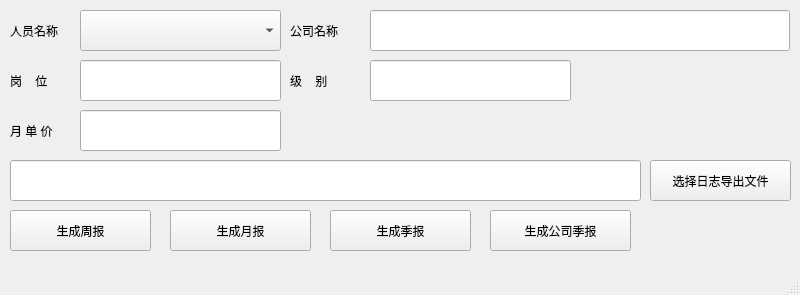
Above: mainFace.ui from camelot2013/logbuild before the change. Below: the same form after it.
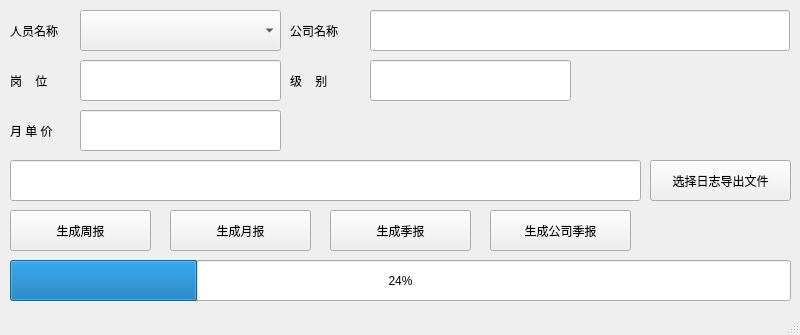
That is the form after the change.

Commit message: mainFace.ui:增加进度条 logbuild.py:   1、改为动态加载ui文件，这样每次ui文件改变后，不用生成对应的py文件。   2、生成周报按钮改为多线程方式

Patch:
```diff
--- a/mainFace.ui
+++ b/mainFace.ui
@@ -7,7 +7,7 @@
     <x>0</x>
     <y>0</y>
     <width>800</width>
-    <height>295</height>
+    <height>335</height>
    </rect>
   </property>
   <property name="windowTitle">
@@ -219,6 +219,19 @@
      <string>生成公司季报</string>
     </property>
    </widget>
+   <widget class="QProgressBar" name="progressBar">
+    <property name="geometry">
+     <rect>
+      <x>10</x>
+      <y>260</y>
+      <width>781</width>
+      <height>41</height>
+     </rect>
+    </property>
+    <property name="value">
+     <number>24</number>
+    </property>
+   </widget>
   </widget>
   <widget class="QStatusBar" name="statusbar"/>
  </widget>
```
The commit also changes 2 other files.
